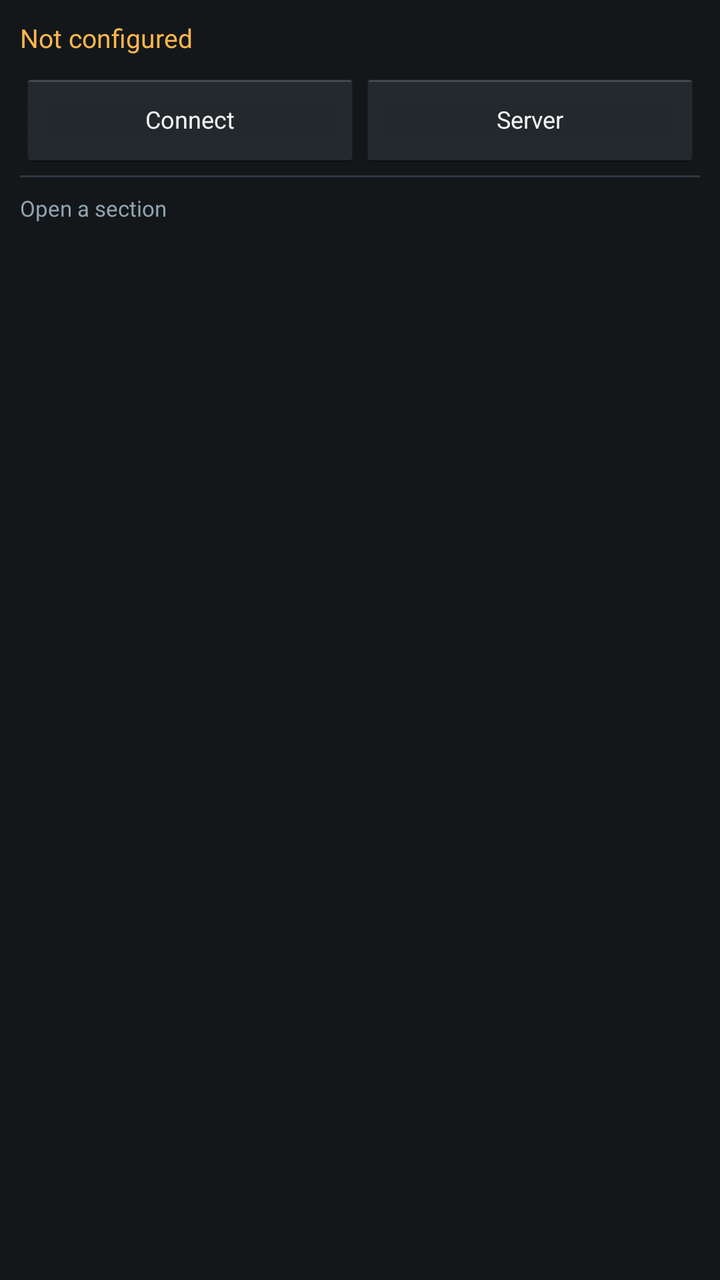
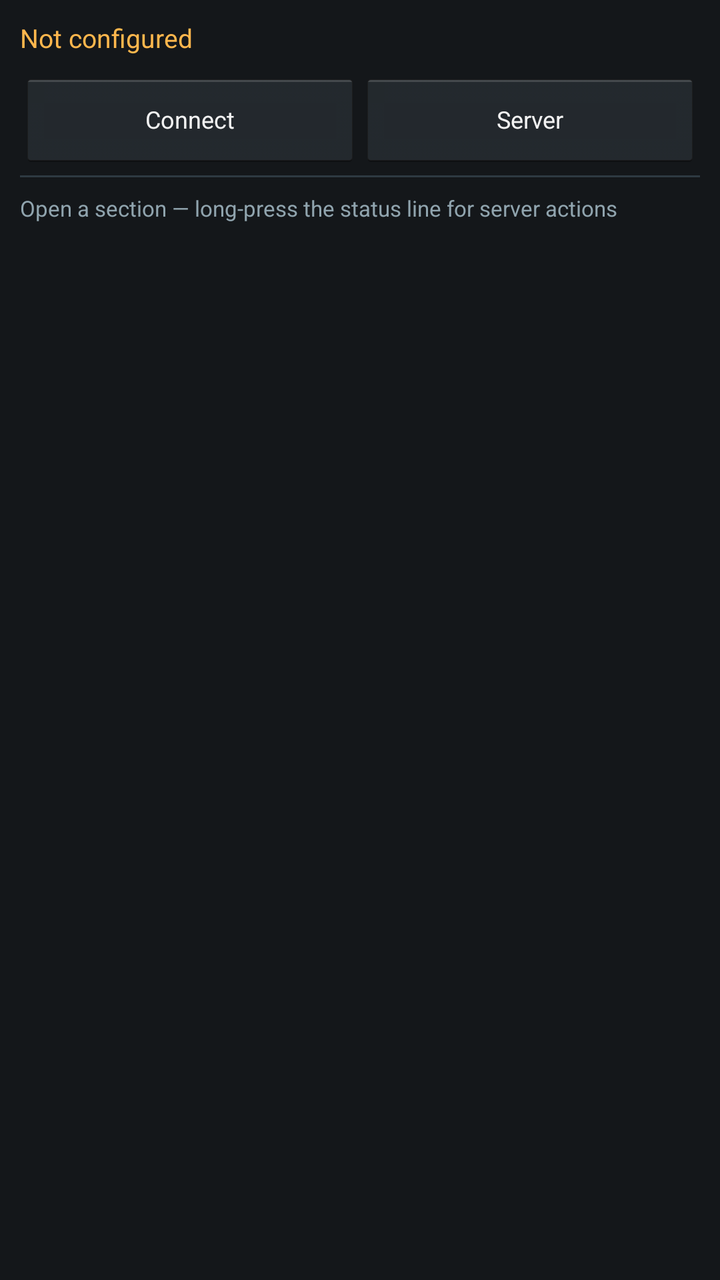

Before-and-after screenshots of an Android layout around one commit, followed by the original layout XML and the change that was made.
<!-- AndroidManifest.xml: application theme AppTheme -->
<!-- res/layout/main_layout.xml -->
<?xml version="1.0" encoding="utf-8"?>
<LinearLayout xmlns:android="http://schemas.android.com/apk/res/android"
    android:layout_width="match_parent"
    android:layout_height="match_parent"
    android:orientation="vertical"
    android:background="#FF14171A"
    android:padding="10dp">

    
    <TextView
        android:id="@+id/ots_status"
        android:layout_width="match_parent"
        android:layout_height="wrap_content"
        android:text="Not configured"
        android:textColor="#FFFFB74D"
        android:textSize="13sp"
        android:paddingBottom="2dp" />

    <TextView
        android:id="@+id/ots_roles"
        android:layout_width="match_parent"
        android:layout_height="wrap_content"
        android:textColor="#FF90A4AE"
        android:textSize="11sp"
        android:visibility="gone" />

    <LinearLayout
        android:layout_width="match_parent"
        android:layout_height="wrap_content"
        android:orientation="horizontal"
        android:paddingTop="6dp"
        android:paddingBottom="4dp">

        <Button
            android:id="@+id/ots_connect"
            android:layout_width="0dp"
            android:layout_weight="1"
            android:layout_height="wrap_content"
            android:text="Connect"
            android:textSize="12sp" />

        <Button
            android:id="@+id/ots_settings"
            android:layout_width="0dp"
            android:layout_weight="1"
            android:layout_height="wrap_content"
            android:text="Server"
            android:textSize="12sp" />
    </LinearLayout>

    <View
        android:layout_width="match_parent"
        android:layout_height="1dp"
        android:background="#FF2E3A42" />

    <TextView
        android:layout_width="match_parent"
        android:layout_height="wrap_content"
        android:text="Open a section"
        android:textColor="#FF90A4AE"
        android:textSize="11sp"
        android:paddingTop="8dp"
        android:paddingBottom="4dp" />

    
    <ScrollView
        android:layout_width="match_parent"
        android:layout_height="0dp"
        android:layout_weight="1">

        <LinearLayout
            android:id="@+id/ots_sections"
            android:layout_width="match_parent"
            android:layout_height="wrap_content"
            android:orientation="vertical" />
    </ScrollView>

</LinearLayout>
<!-- resources referenced by this layout -->
<resources>
  <style name="AppTheme" parent="android:Theme.Holo" />
</resources>

<!-- the commit's change to res/layout/main_layout.xml (unified diff, before → after) -->
@@ -56,7 +56,7 @@
     <TextView
         android:layout_width="match_parent"
         android:layout_height="wrap_content"
-        android:text="Open a section"
+        android:text="Open a section &#8212; long-press the status line for server actions"
         android:textColor="#FF90A4AE"
         android:textSize="11sp"
         android:paddingTop="8dp"
